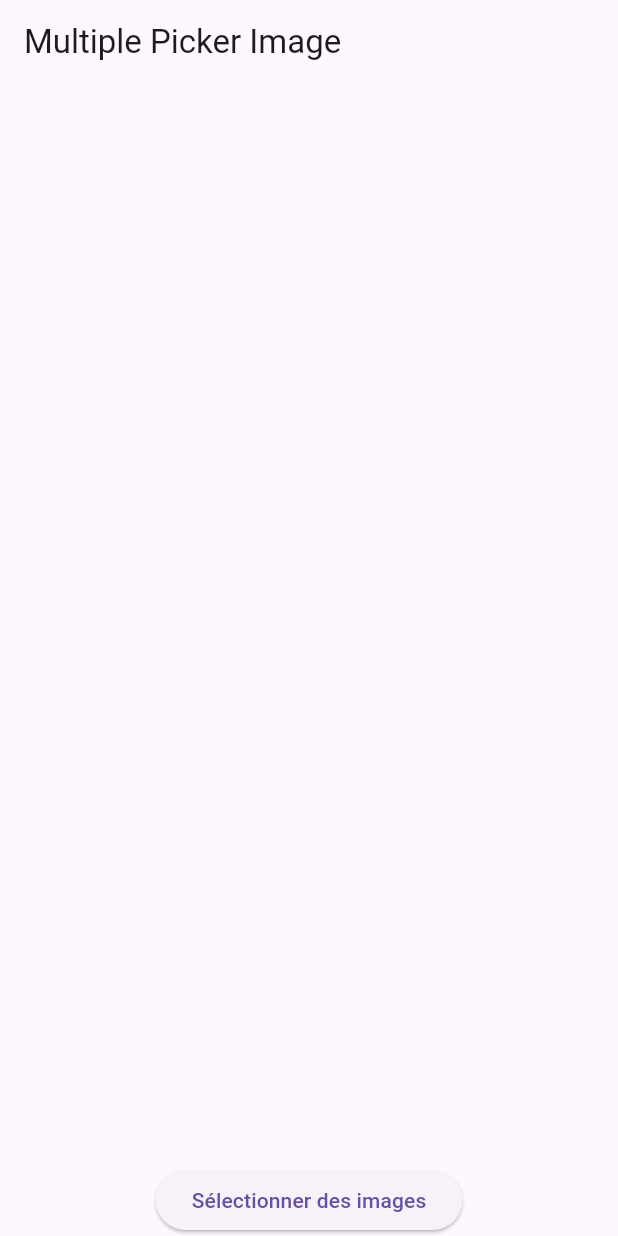
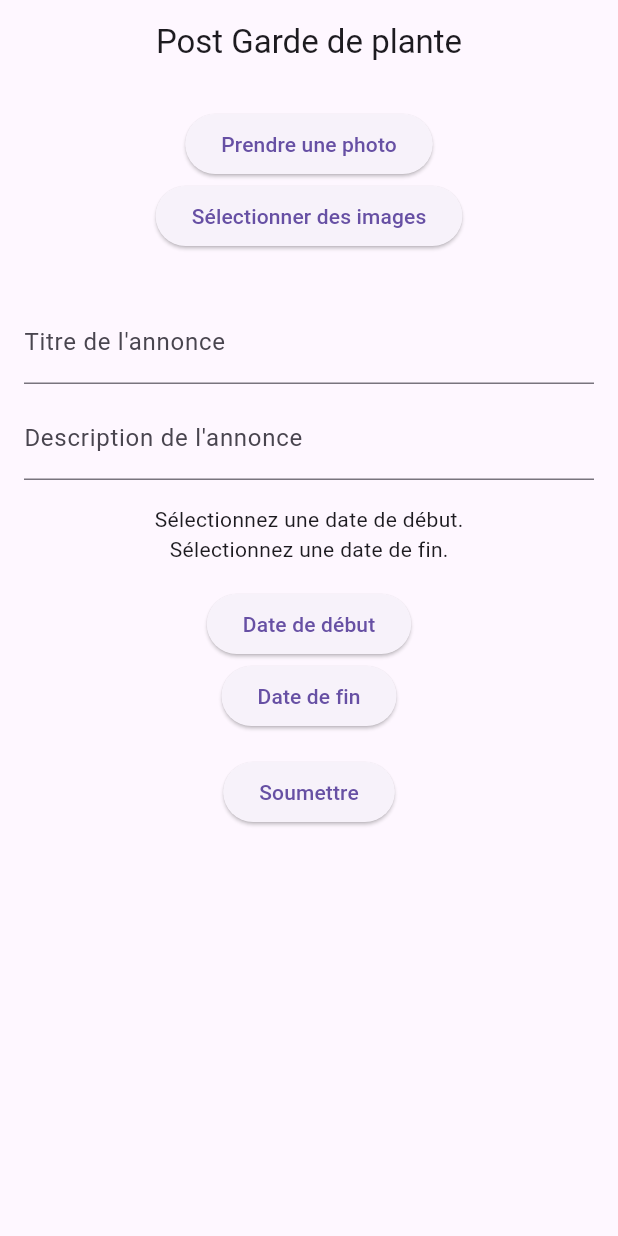
Before and after one commit to gmeline/MSPR-Mobile-Arosaje, a Flutter app: the screen it shows after launch, on a phone screen of 412 x 824 dp. Run offline on Flutter 3.47's test engine with Material 3 defaults, Android fonts, the phone set to English and light mode, and no system bars; our stand-ins replace flutter_map, image_picker, latlong2.

Commit message:
Add files via upload

```diff
--- a/lib/main.dart
+++ b/lib/main.dart
@@ -18,7 +18,7 @@ class MyApp extends StatelessWidget {
         primarySwatch: Colors.blue,
       ),
       // Remplacez LoginPage par le nom de votre page cible
-      home: ImagePickerApp(),
+      home: PostCreationScreen(),
     );
   }
 }
--- a/lib/pages/post_creation.dart
+++ b/lib/pages/post_creation.dart
@@ -1,14 +1,19 @@
 import 'package:flutter/material.dart';
 import 'dart:io';
 import 'package:image_picker/image_picker.dart';
+import 'localisation.dart'; // Import the LocalisationScreen
 
-class ImagePickerApp extends StatefulWidget {
+class PostCreationScreen extends StatefulWidget {
   @override
-  _ImagePickerAppState createState() => _ImagePickerAppState();
+  _PostCreationScreenState createState() => _PostCreationScreenState();
 }
 
-class _ImagePickerAppState extends State<ImagePickerApp> {
+class _PostCreationScreenState extends State<PostCreationScreen> {
   List<File> images = [];
+  TextEditingController titleController = TextEditingController();
+  TextEditingController descriptionController = TextEditingController();
+  DateTime? startDate;
+  DateTime? endDate;
 
   Future getImage(ImageSource source) async {
     final image = await ImagePicker().pickImage(source: source);
@@ -41,14 +46,43 @@ class _ImagePickerAppState extends State<ImagePickerApp> {
     });
   }
 
+  void removeImage(int index) {
+    setState(() {
+      images.removeAt(index);
+    });
+  }
+
+  Future<void> selectDate(bool isStartDate) async {
+    DateTime? selectedDate = await showDatePicker(
+      context: context,
+      initialDate: DateTime.now(),
+      firstDate: DateTime.now(),
+      lastDate: DateTime.now().add(Duration(days: 365)),
+    );
+
+    if (selectedDate != null) {
+      setState(() {
+        if (isStartDate) {
+          startDate = selectedDate;
+        } else {
+          endDate = selectedDate;
+        }
+      });
+    }
+  }
+
   Widget buildGridView() {
-    return Expanded(
-      child: Center(
-        child: GridView.count(
+    return images.isEmpty
+        ? SizedBox.shrink()
+        : GridView.count(
       crossAxisCount: 3,
+      shrinkWrap: true,
+      physics: NeverScrollableScrollPhysics(),
       children: List.generate(images.length, (index) {
         File image = images[index];
-            return Container(
+        return Stack(
+          children: [
+            Container(
               margin: EdgeInsets.all(8.0),
               child: Image.file(
                 image,
@@ -56,10 +90,35 @@ class _ImagePickerAppState extends State<ImagePickerApp> {
                 width: 100,
                 fit: BoxFit.cover,
               ),
+            ),
+            Positioned(
+              top: 0,
+              right: 0,
+              child: IconButton(
+                icon: Icon(Icons.close),
+                onPressed: () => removeImage(index),
+              ),
+            ),
+          ],
         );
       }),
-        ),
-      ),
+    );
+  }
+
+  Widget buildDateInfo() {
+    String startDateText = startDate != null
+        ? "La garde de plante démarre à ${startDate!.toLocal()}."
+        : "Sélectionnez une date de début.";
+
+    String endDateText = endDate != null
+        ? "Et terminera à ${endDate!.toLocal()}."
+        : "Sélectionnez une date de fin.";
+
+    return Column(
+      children: [
+        Text(startDateText),
+        Text(endDateText),
+      ],
     );
   }
 
@@ -67,20 +126,101 @@ class _ImagePickerAppState extends State<ImagePickerApp> {
   Widget build(BuildContext context) {
     return Scaffold(
       appBar: AppBar(
-        title: Text('Multiple Picker Image'),
+        title: Text('Post Garde de plante'),
+        centerTitle: true,
       ),
-      body: Container(
-        height: MediaQuery.of(context).size.height,
-        width: MediaQuery.of(context).size.width,
+      body: SingleChildScrollView(
+        child: Container(
+          padding: EdgeInsets.all(16.0),
           child: Column(
-          mainAxisAlignment: MainAxisAlignment.center,
+            crossAxisAlignment: CrossAxisAlignment.center,
             children: <Widget>[
-            buildGridView(),
+              Column(
+                crossAxisAlignment: CrossAxisAlignment.center,
+                children: [
+                  ElevatedButton(
+                    child: Text("Prendre une photo"),
+                    onPressed: () => getImage(ImageSource.camera),
+                  ),
                   ElevatedButton(
                     child: Text("Sélectionner des images"),
                     onPressed: () => getImage(ImageSource.gallery),
                   ),
                 ],
+              ),
+              SizedBox(height: 16.0),
+              buildGridView(),
+              SizedBox(height: 16.0),
+              TextField(
+                controller: titleController,
+                decoration: InputDecoration(
+                  labelText: "Titre de l'annonce",
+                ),
+              ),
+              SizedBox(height: 8.0),
+              TextField(
+                controller: descriptionController,
+                decoration: InputDecoration(
+                  labelText: "Description de l'annonce",
+                ),
+              ),
+              SizedBox(height: 16.0),
+              buildDateInfo(),
+              SizedBox(height: 16.0),
+              Column(
+                mainAxisAlignment: MainAxisAlignment.center,
+                children: [
+                  ElevatedButton(
+                    onPressed: () => selectDate(true),
+                    child: Text("Date de début"),
+                  ),
+                  ElevatedButton(
+                    onPressed: () => selectDate(false),
+                    child: Text("Date de fin"),
+                  ),
+                ],
+              ),
+              SizedBox(height: 16.0),
+              ElevatedButton(
+                onPressed: () {
+                  // Vérifiez si tous les champs sont remplis
+                  if (images.isNotEmpty &&
+                      titleController.text.isNotEmpty &&
+                      descriptionController.text.isNotEmpty &&
+                      startDate != null &&
+                      endDate != null) {
+                    // Si tous les champs sont remplis, naviguez vers la page de localisation
+                    Navigator.push(
+                      context,
+                      MaterialPageRoute(
+                          builder: (context) => LocalisationScreen()),
+                    );
+                  } else {
+                    // Sinon, affichez un message d'erreur
+                    showDialog(
+                      context: context,
+                      builder: (BuildContext context) {
+                        return AlertDialog(
+                          title: Text("Champs incomplets"),
+                          content: Text(
+                              "Veuillez remplir tous les champs avant de soumettre."),
+                          actions: [
+                            TextButton(
+                              onPressed: () {
+                                Navigator.of(context).pop();
+                              },
+                              child: Text('OK'),
+                            ),
+                          ],
+                        );
+                      },
+                    );
+                  }
+                },
+                child: Text("Soumettre"),
+              ),
+            ],
+          ),
         ),
       ),
     );
@@ -89,6 +229,6 @@ class _ImagePickerAppState extends State<ImagePickerApp> {
 
 void main() {
   runApp(MaterialApp(
-    home: ImagePickerApp(),
+    home: PostCreationScreen(),
   ));
 }
```
Also changed, not shown: lib/pages/localisation.dart (added, +86 -0 lines), lib/pages/accueil.dart (line endings or trailing spaces), lib/pages/login_page.dart (line endings or trailing spaces), lib/pages/utilisateur.dart (line endings or trailing spaces). Lines whose indentation alone changed are shown as unchanged.
